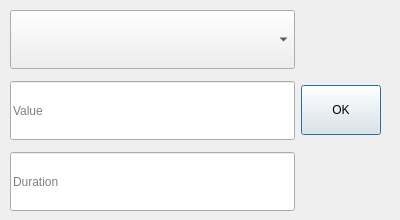
Before: the Qt Designer form src/EffectDialog/effectdialog.ui in lazaropo/2EManager, drawn with Qt 5.
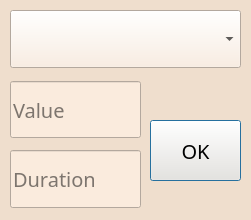
After: the same form once the commit is applied.

Commit message: a little pastel colors paint at scrolling bar and etc

```diff
--- a/src/EffectDialog/effectdialog.ui
+++ b/src/EffectDialog/effectdialog.ui
@@ -6,33 +6,104 @@
    <rect>
     <x>0</x>
     <y>0</y>
-    <width>400</width>
+    <width>251</width>
     <height>220</height>
    </rect>
   </property>
   <property name="windowTitle">
    <string>EffectDialog</string>
   </property>
+  <property name="styleSheet">
+   <string notr="true">
+QDialog#EffectDialog{
+background-color: rgb(239,222,205);
+}
+
+QComboBox{
+background-color: rgb(250,235,221);
+color: black;
+font: 20px bold;
+}
+
+QComboBox QAbstractItemView {
+background-color: rgb(250,235,221);
+color: black;
+font: 16px bold;
+}
+
+QComboBox QAbstractScrollArea QScrollBar:vertical{
+border-radius: 4px;
+width: 10px;
+background-color: rgb(253,254, 227);
+}
+
+QComboBox QAbstractScrollArea QScrollBar::handle:vertical{
+border-radius: 4px;
+background-color: rgb(255,222, 173);
+}
+
+QLineEdit {
+background-color: rgb(250,235,221);
+color: black;
+font: 20px bold;
+}
+
+QPushButton{
+background-color: rgb(250,235,221);
+color: black;
+font: 20px bold;
+}</string>
+  </property>
   <property name="modal">
    <bool>true</bool>
   </property>
-  <widget class="QWidget" name="layoutWidget">
+  <widget class="QLineEdit" name="lineEdit_duration">
    <property name="geometry">
     <rect>
      <x>10</x>
-     <y>10</y>
-     <width>371</width>
-     <height>201</height>
+     <y>150</y>
+     <width>131</width>
+     <height>58</height>
     </rect>
    </property>
-   <layout class="QHBoxLayout" name="horizontalLayout">
-    <item>
-     <layout class="QVBoxLayout" name="verticalLayout">
-      <property name="spacing">
-       <number>12</number>
-      </property>
-      <item>
+   <property name="sizePolicy">
+    <sizepolicy hsizetype="Expanding" vsizetype="Expanding">
+     <horstretch>0</horstretch>
+     <verstretch>0</verstretch>
+    </sizepolicy>
+   </property>
+   <property name="placeholderText">
+    <string>Duration</string>
+   </property>
+  </widget>
+  <widget class="QLineEdit" name="lineEdit_value">
+   <property name="geometry">
+    <rect>
+     <x>10</x>
+     <y>81</y>
+     <width>131</width>
+     <height>57</height>
+    </rect>
+   </property>
+   <property name="sizePolicy">
+    <sizepolicy hsizetype="Expanding" vsizetype="Expanding">
+     <horstretch>0</horstretch>
+     <verstretch>0</verstretch>
+    </sizepolicy>
+   </property>
+   <property name="placeholderText">
+    <string>Value</string>
+   </property>
+  </widget>
        <widget class="QComboBox" name="comboBox_effect">
+   <property name="geometry">
+    <rect>
+     <x>10</x>
+     <y>10</y>
+     <width>231</width>
+     <height>58</height>
+    </rect>
+   </property>
         <property name="sizePolicy">
          <sizepolicy hsizetype="Preferred" vsizetype="Expanding">
           <horstretch>0</horstretch>
@@ -61,37 +132,15 @@
          <number>10</number>
         </property>
        </widget>
-      </item>
-      <item>
-       <widget class="QLineEdit" name="lineEdit_value">
-        <property name="sizePolicy">
-         <sizepolicy hsizetype="Expanding" vsizetype="Expanding">
-          <horstretch>0</horstretch>
-          <verstretch>0</verstretch>
-         </sizepolicy>
-        </property>
-        <property name="placeholderText">
-         <string>Value</string>
-        </property>
-       </widget>
-      </item>
-      <item>
-       <widget class="QLineEdit" name="lineEdit_duration">
-        <property name="sizePolicy">
-         <sizepolicy hsizetype="Expanding" vsizetype="Expanding">
-          <horstretch>0</horstretch>
-          <verstretch>0</verstretch>
-         </sizepolicy>
-        </property>
-        <property name="placeholderText">
-         <string>Duration</string>
-        </property>
-       </widget>
-      </item>
-     </layout>
-    </item>
-    <item>
      <widget class="QPushButton" name="button_set">
+   <property name="geometry">
+    <rect>
+     <x>150</x>
+     <y>120</y>
+     <width>91</width>
+     <height>61</height>
+    </rect>
+   </property>
       <property name="sizePolicy">
        <sizepolicy hsizetype="Minimum" vsizetype="Fixed">
         <horstretch>0</horstretch>
@@ -107,9 +156,6 @@
       <property name="text">
        <string>OK</string>
       </property>
-     </widget>
-    </item>
-   </layout>
   </widget>
  </widget>
  <resources/>
```
Lines whose indentation alone changed are shown as unchanged. The commit also changes 8 other files.
